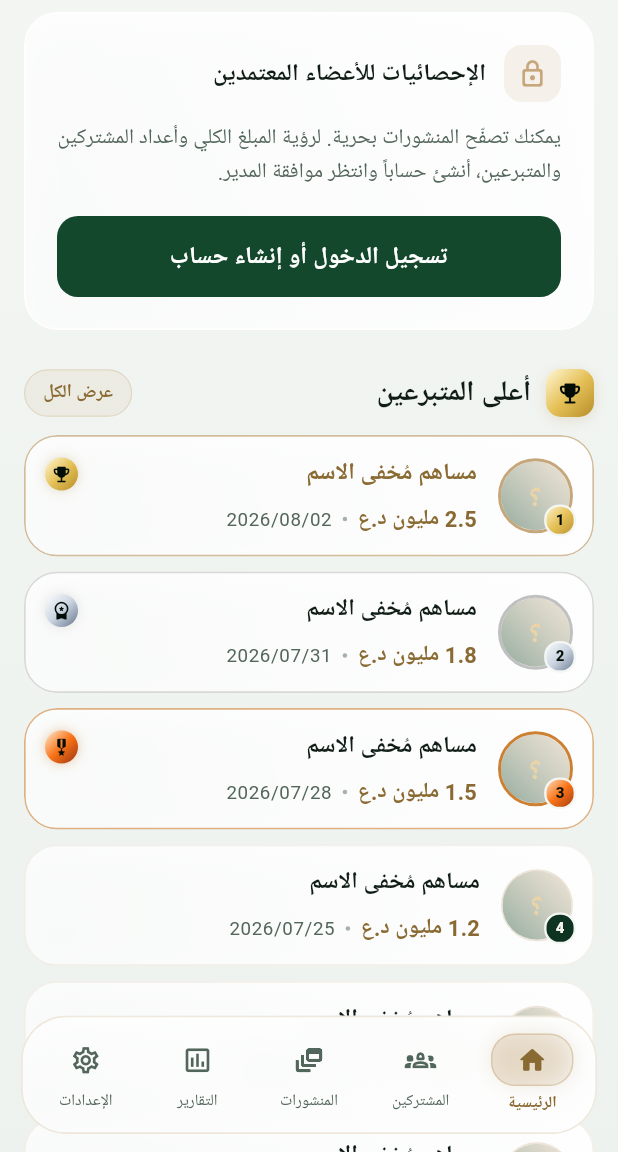
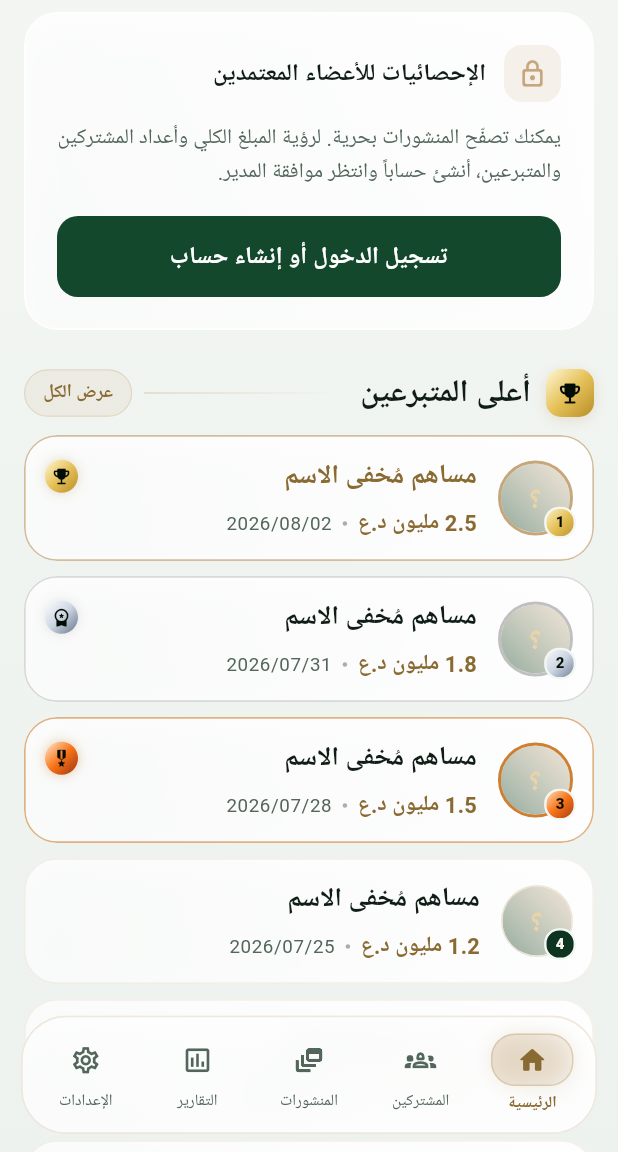
Before and after one commit to aliali121ew-coder/My-mother-zahraa, a Flutter app: the screen it shows after launch, on a phone screen of 412 x 824 dp, the part 84-1236 px from its top. Run offline on Flutter 3.47's test engine with Material 3 defaults, Android fonts, the phone set to English and light mode, and no system bars; our stand-ins replace cached_network_image, flutter_riverpod, flutter_secure_storage, go_router, hive_ce_flutter, pdf and 3 more; accounts and stored records are empty; Roboto replaces fonts that are missing (Amiri, Cairo); project files that could hold a hidden picture were left out.

Commit message:
fix: خطوط كايرو كانت صفحات HTML + مزج لمسات الكارت على تصميمكم
ملفات Cairo-*.ttf الأربعة كانت صفحات HTML لا خطوطاً (تبدأ بـ DOCTYPE html)،
فكان Flutter يرتدّ صامتاً للخط الافتراضي ولم يُطبَّق كايرو يوماً. استُبدلت
بالنسخة المتغيّرة الرسمية مع تحقّق من البصمة في سكربت الجلب.

كشفت المعاينة تجاوزين: سطر الوصف يفيض 184 بكسل، وشارة المتأخرين تفيض بكسراً.
أُصلحا بـ Flexible.

المزج: تصميمكم هو الأساس ولم يُستبدل منه شيء. أُضيف الخط النسخي للعناوين
والأسماء، وخط ذهبي فاصل، وفصل العملة عن الرقم.

```diff
--- a/lib/core/theme/app_theme.dart
+++ b/lib/core/theme/app_theme.dart
@@ -11,6 +11,13 @@ import 'app_colors.dart';
 /// الذهبي لون الإبراز في الوضعين، لكن بدرجة أغمق في النهاري ليحقق تبايناً كافياً.
 abstract final class AppTheme {
   static const fontFamily = 'Cairo';
+
+  /// خط العرض النسخي — للعناوين وأسماء الأشخاص وعلامة الموكب.
+  ///
+  /// خط الواجهة أعلاه هندسي سانس، وهذا نسخي كلاسيكي. التباين بينهما هو
+  /// مصدر الإحساس الاحترافي: الشاشة التي كل نصّها بخط واحد تبدو مستوية
+  /// بلا تدرّج في الأهمية مهما كان الخط جيداً.
+  static const displayFamily = 'Amiri';
 
   /// نصف قطر الحواف الناعمة الموحّد في كل التطبيق
   static const radius = 22.0;
--- a/lib/features/home/presentation/home_page.dart
+++ b/lib/features/home/presentation/home_page.dart
@@ -61,7 +61,7 @@ class HomePage extends ConsumerWidget {
                       maxLines: 1,
                       overflow: TextOverflow.ellipsis,
                       style: TextStyle(
-                        fontFamily: AppTheme.fontFamily,
+                        fontFamily: AppTheme.displayFamily,
                         fontSize: 17,
                         fontWeight: FontWeight.w600,
                       ),
@@ -160,15 +160,32 @@ class HomePage extends ConsumerWidget {
                       ),
                     ),
                     const SizedBox(width: 10),
+                    Text(
+                      'أعلى المتبرعين',
+                      style: theme.textTheme.titleLarge?.copyWith(
+                        // نسخي: يتباين مع أرقام الكروت أعلاه
+                        fontFamily: AppTheme.displayFamily,
+                        fontSize: 21,
+                        fontWeight: FontWeight.w700,
+                        letterSpacing: 0,
+                      ),
+                    ),
+                    const SizedBox(width: 12),
+                    // خط ذهبي يمتدّ من العنوان حتى زر «عرض الكل»
                     Expanded(
-                      child: Text(
-                        'أعلى المتبرعين',
-                        style: theme.textTheme.titleLarge?.copyWith(
-                          fontWeight: FontWeight.w800,
-                          letterSpacing: -0.2,
+                      child: Container(
+                        height: 1,
+                        decoration: BoxDecoration(
+                          gradient: LinearGradient(
+                            colors: [
+                              AppColors.gold.withValues(alpha: 0.38),
+                              AppColors.gold.withValues(alpha: 0.0),
+                            ],
+                          ),
                         ),
                       ),
                     ),
+                    const SizedBox(width: 8),
                     if (donors.hasValue && donors.value!.length > _topDonorsLimit)
                       Container(
                         decoration: BoxDecoration(
--- a/lib/shared/widgets/contributor_tile.dart
+++ b/lib/shared/widgets/contributor_tile.dart
@@ -89,8 +89,8 @@ class ContributorTile extends StatelessWidget {
                         maxLines: 1,
                         overflow: TextOverflow.ellipsis,
                         style: TextStyle(
-                          fontFamily: AppTheme.fontFamily,
-                          fontSize: 15.5,
+                          fontFamily: AppTheme.displayFamily,
+                          fontSize: 17.5,
                           fontWeight: _hasMedal ? FontWeight.w700 : FontWeight.w600,
                           color: isRank1
                               ? (isDark ? AppColors.goldBright : AppColors.goldDark)
```
Also changed, not shown: lib/shared/widgets/stat_cards.dart (+125 -19 lines), pubspec.yaml (+10 -6 lines), 4 other files.
